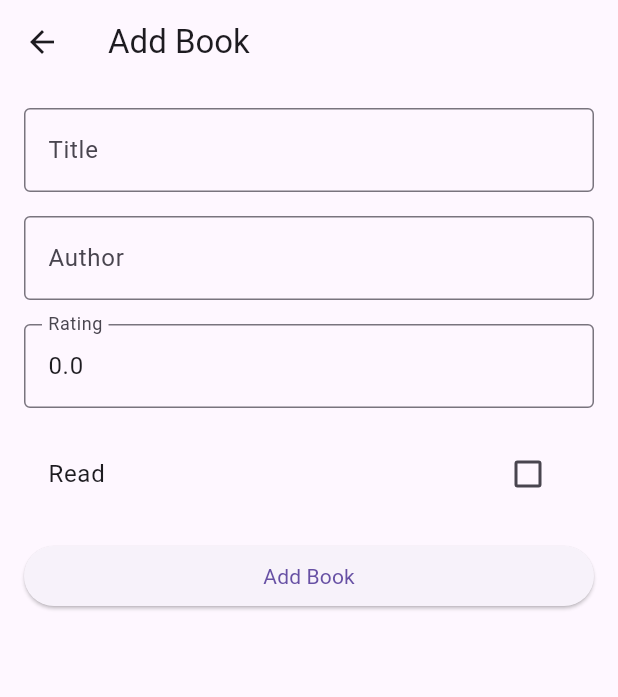
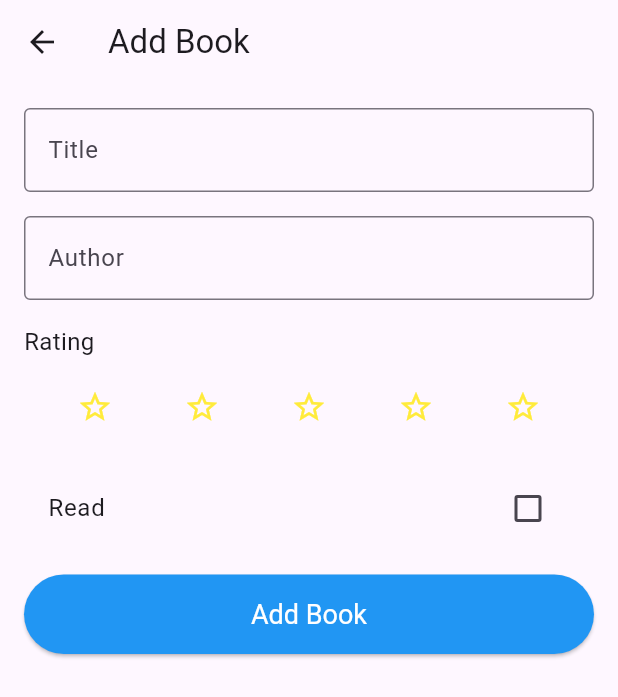
Before and after one commit to SethLoveByiringiro/flutter-book-library-app, a Flutter app: the screen it shows after launch, after a tap on "Get Started", after a tap on the "add" icon, on a phone screen of 412 x 824 dp. Shown: the top 697 px of the screen. Run offline on Flutter 3.47's test engine with Material 3 defaults, Android fonts, the phone set to English and light mode, and no system bars; our stand-ins replace shared_preferences, sqflite; accounts and stored records are empty.

Commit message:
Updated AddEditBookScreen to include rating icons and improve UI

```diff
--- a/lib/screens/add_edit_book_screen.dart
+++ b/lib/screens/add_edit_book_screen.dart
@@ -84,30 +84,9 @@ class _AddEditBookScreenState extends State<AddEditBookScreen> {
                 },
               ),
               SizedBox(height: 16.0),
-              TextFormField(
-                initialValue: _rating.toString(),
-                decoration: InputDecoration(
-                  labelText: 'Rating',
-                  border: OutlineInputBorder(),
-                  hintText: 'Enter the rating (0.0 - 5.0)',
-                ),
-                keyboardType: TextInputType.numberWithOptions(decimal: true),
-                onSaved: (value) {
-                  if (value != null && value.isNotEmpty) {
-                    _rating = double.parse(value);
-                  }
-                },
-                validator: (value) {
-                  if (value == null || value.isEmpty) {
-                    return 'Please enter a rating';
-                  }
-                  double rating = double.tryParse(value) ?? -1;
-                  if (rating < 0 || rating > 5) {
-                    return 'Please enter a valid rating (0.0 - 5.0)';
-                  }
-                  return null;
-                },
-              ),
+              Text('Rating', style: TextStyle(fontSize: 16)),
+              SizedBox(height: 8.0),
+              _buildRatingIcons(),
               SizedBox(height: 16.0),
               CheckboxListTile(
                 title: Text('Read'),
@@ -124,7 +103,6 @@ class _AddEditBookScreenState extends State<AddEditBookScreen> {
                   if (_formKey.currentState!.validate()) {
                     _formKey.currentState!.save();
                     if (widget.book == null) {
-                      print("Attempting to add new book: $_title");
                       var newBook = Book(
                         id: 0, // Replace with appropriate logic for generating ID
                         title: _title,
@@ -134,7 +112,6 @@ class _AddEditBookScreenState extends State<AddEditBookScreen> {
                       );
                       await bookProvider.addBook(newBook);
                     } else {
-                      print("Attempting to update book: $_title");
                       var updatedBook = Book(
                         id: widget.book!.id,
                         title: _title,
@@ -148,11 +125,40 @@ class _AddEditBookScreenState extends State<AddEditBookScreen> {
                   }
                 },
                 child: Text(widget.book == null ? 'Add Book' : 'Save Changes'),
+                style: ElevatedButton.styleFrom(
+                  backgroundColor: Colors.blue,
+                  foregroundColor: Colors.white,
+                  shape: RoundedRectangleBorder(
+                    borderRadius: BorderRadius.circular(30),
+                  ),
+                  padding: EdgeInsets.symmetric(vertical: 16),
+                  textStyle: TextStyle(fontSize: 18),
+                ),
               ),
             ],
           ),
         ),
       ),
+    );
+  }
+
+  // Method to build rating icons
+  Widget _buildRatingIcons() {
+    return Row(
+      mainAxisAlignment: MainAxisAlignment.spaceEvenly,
+      children: List.generate(5, (index) {
+        return IconButton(
+          icon: Icon(
+            _rating >= index + 1 ? Icons.star : Icons.star_border,
+            color: Colors.yellow,
+          ),
+          onPressed: () {
+            setState(() {
+              _rating = index + 1.toDouble();
+            });
+          },
+        );
+      }),
     );
   }
 
@@ -182,7 +188,6 @@ class _AddEditBookScreenState extends State<AddEditBookScreen> {
             TextButton(
               child: Text('Delete'),
               onPressed: () async {
-                // Directly use widget.book!.id assuming widget.book is not null
                 await bookProvider.deleteBook(widget.book!.id);
                 Navigator.of(context).pop();
                 Navigator.of(context).pop();
--- a/lib/screens/welcome_screen.dart
+++ b/lib/screens/welcome_screen.dart
@@ -15,7 +15,6 @@ class _WelcomeScreenState extends State<WelcomeScreen>
   @override
   void initState() {
     super.initState();
-    print('WelcomeScreen initState called');
     _controller = AnimationController(
       duration: const Duration(seconds: 2),
       vsync: this,
@@ -31,37 +30,15 @@ class _WelcomeScreenState extends State<WelcomeScreen>
   }
 
   void _navigateToHomeScreen() {
-    print('Attempting to navigate to HomeScreen');
-    try {
-      Navigator.of(context).pushReplacement(
-        MaterialPageRoute(builder: (context) {
-          print('Building HomeScreen');
-          return HomeScreen();
-        }),
-      );
-      print('Navigation to HomeScreen initiated');
-    } catch (e) {
-      print('Error navigating to HomeScreen: $e');
-      showDialog(
-        context: context,
-        builder: (context) => AlertDialog(
-          title: Text('Navigation Error'),
-          content:
-              Text('Failed to navigate to the Home Screen. Please try again.'),
-          actions: [
-            TextButton(
-              onPressed: () => Navigator.pop(context),
-              child: Text('OK'),
-            ),
-          ],
-        ),
-      );
-    }
+    Navigator.of(context).pushReplacement(
+      MaterialPageRoute(builder: (context) {
+        return HomeScreen();
+      }),
+    );
   }
 
   @override
   Widget build(BuildContext context) {
-    print('WelcomeScreen build method called');
     return Scaffold(
       body: Stack(
         children: [
@@ -84,7 +61,7 @@ class _WelcomeScreenState extends State<WelcomeScreen>
                   FadeTransition(
                     opacity: _animation,
                     child: Image.asset(
-                      'assets/book_app_logo.jpg',
+                      'assets/book_app_logo.jpg', // Replace with your logo asset path
                       height: 100,
                     ),
                   ),
@@ -135,8 +112,26 @@ class _WelcomeScreenState extends State<WelcomeScreen>
                       style: ElevatedButton.styleFrom(
                         padding: EdgeInsets.symmetric(vertical: 16),
                         textStyle: TextStyle(fontSize: 18),
+                        backgroundColor: Colors.white,
+                        foregroundColor: Colors.blue.shade800,
+                        shape: RoundedRectangleBorder(
+                          borderRadius: BorderRadius.circular(30),
+                        ),
                       ),
                     ),
+                  ),
+                  SizedBox(height: 16),
+                  Row(
+                    mainAxisAlignment: MainAxisAlignment.center,
+                    children: [
+                      _buildSocialButton('assets/icons/facebook.png', () {}),
+                      SizedBox(width: 20),
+                      _buildSocialButton('assets/icons/google.png', () {}),
+                      SizedBox(width: 20),
+                      _buildSocialButton('assets/icons/apple-logo.png', () {}),
+                      SizedBox(width: 20),
+                      _buildSocialButton('assets/icons/instagram.png', () {}),
+                    ],
                   ),
                 ],
               ),
@@ -159,4 +154,15 @@ class _WelcomeScreenState extends State<WelcomeScreen>
       ],
     );
   }
+
+  Widget _buildSocialButton(String assetPath, VoidCallback onPressed) {
+    return GestureDetector(
+      onTap: onPressed,
+      child: Image.asset(
+        assetPath,
+        height: 40,
+        width: 40,
+      ),
+    );
+  }
 }
```
Also changed, not shown: pubspec.yaml (+11 -1 lines), assets/icons/apple-logo.png (added), assets/icons/facebook.png (added), assets/icons/google.png (added), assets/icons/instagram.png (added).
